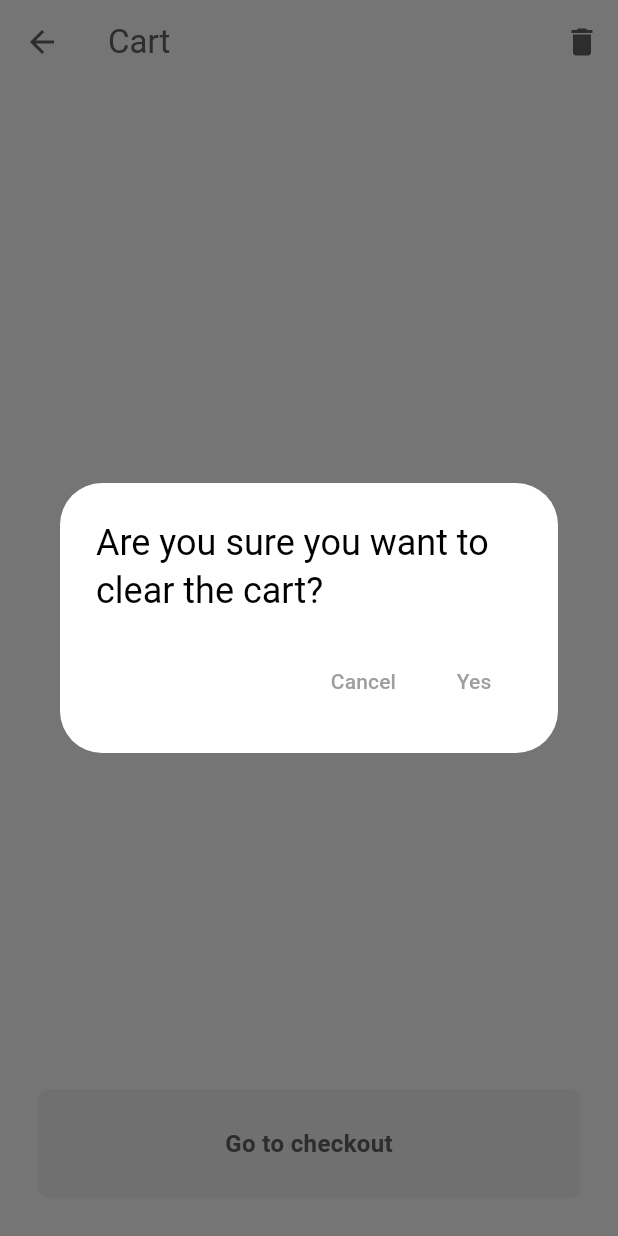
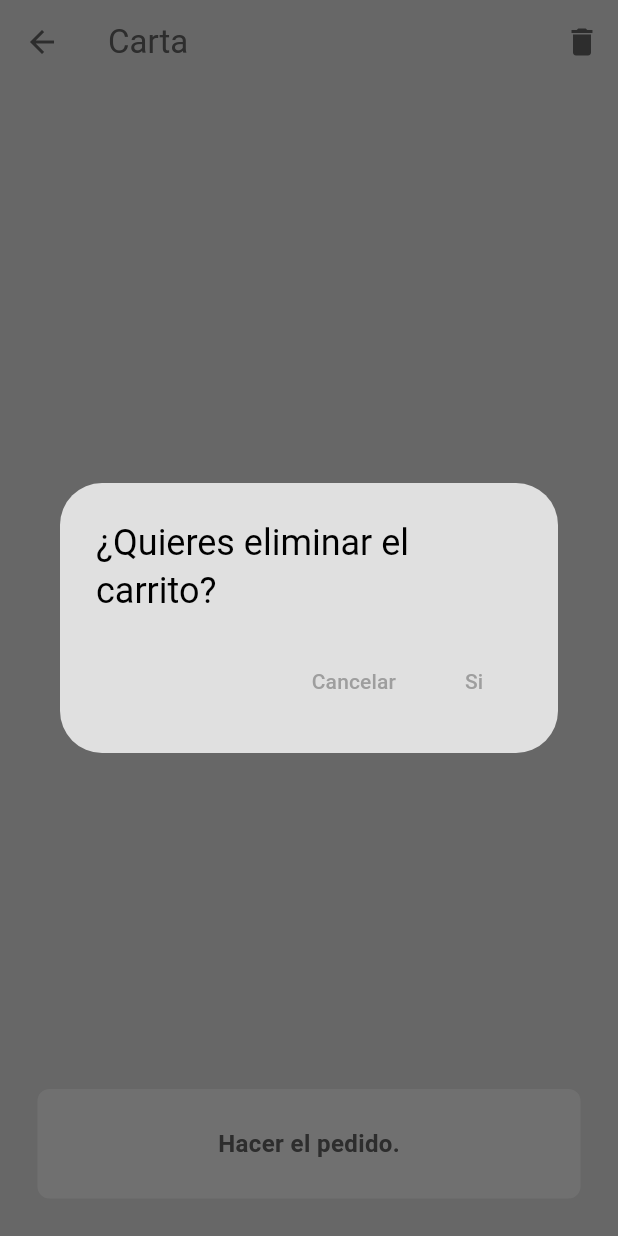
Before and after one commit to Antoniiocg7/order_it, a Flutter app: the CartPage screen opened directly, after a tap on the "delete" icon, on a phone screen of 412 x 824 dp. Run offline on Flutter 3.47's test engine with Material 3 defaults, Android fonts, the phone set to English and light mode, and no system bars; our stand-ins replace flutter_credit_card, supabase_flutter; accounts and stored records are empty.

Commit message:
Cambios de nombre y traduccion

```diff
--- a/lib/components/my_cart_tile.dart
+++ b/lib/components/my_cart_tile.dart
@@ -1,7 +1,5 @@
 
-import 'package:flutter/cupertino.dart';
 import 'package:flutter/material.dart';
-import 'package:flutter/widgets.dart';
 import 'package:order_it/components/my_quantity_selector.dart';
 import 'package:order_it/models/cart_item.dart';
 import 'package:order_it/models/restaurant.dart';
--- a/lib/components/my_drawer.dart
+++ b/lib/components/my_drawer.dart
@@ -9,7 +9,7 @@ class MyDrawer extends StatelessWidget {
   @override
   Widget build(BuildContext context) {
     return Drawer(
-      backgroundColor: Theme.of(context).colorScheme.background,
+      backgroundColor: Theme.of(context).colorScheme.surface,
       child: Column(
         children: [
           // APP LOGO
--- a/lib/components/my_quantity_selector.dart
+++ b/lib/components/my_quantity_selector.dart
@@ -21,7 +21,7 @@ class QuantitySelector extends StatelessWidget {
   Widget build(BuildContext context) {
     return Container(
       decoration: BoxDecoration(
-        color: Theme.of(context).colorScheme.background,
+        color: Theme.of(context).colorScheme.surface,
         borderRadius: BorderRadius.circular( 50 ),
       ),
       padding: const EdgeInsets.all( 8 ),
--- a/lib/components/my_sliver_app_bar.dart
+++ b/lib/components/my_sliver_app_bar.dart
@@ -34,7 +34,7 @@ class MySliverAppBar extends StatelessWidget {
           },
         )
       ],
-      backgroundColor: Theme.of(context).colorScheme.background,
+      backgroundColor: Theme.of(context).colorScheme.surface,
       foregroundColor: Theme.of(context).colorScheme.inversePrimary,
       title: const Text("Sunset Dinner"),
       flexibleSpace: FlexibleSpaceBar(
--- a/lib/models/restaurant.dart
+++ b/lib/models/restaurant.dart
@@ -10,7 +10,7 @@ class Restaurant extends ChangeNotifier{
 
     // BURGUERS
     Food(
-      name: "Classic Cheeseburguer",
+      name: "La clasica.",
       description: "Una jugosa ternera madurada con extra de queso",
       imagePath: "lib/images/dishes/classic_burguer.jpeg",
       price: 0.99,
@@ -22,7 +22,7 @@ class Restaurant extends ChangeNotifier{
       ]
     ),
     Food(
-      name: "Vegan Burguer",
+      name: "La vegana.",
       description: "Una suculenta hamburguesa vegana",
       imagePath: "lib/images/dishes/vegan_burguer.jpg", // Rellena la ruta de la imagen aquí
       price: 8.99,
@@ -46,7 +46,7 @@ class Restaurant extends ChangeNotifier{
       ]
     ),
     Food(
-      name: "BBQ Ranch Burger",
+      name: "BBQ Burger",
       description: "Una deliciosa hamburguesa con salsa BBQ, queso cheddar y aderezo ranchero",
       imagePath: "lib/images/dishes/bbq_burguer.jpeg", // Rellena la ruta de la imagen aquí
       price: 9.99,
@@ -73,7 +73,7 @@ class Restaurant extends ChangeNotifier{
 
     // SALADS
     Food(
-      name: "Caesar Salad",
+      name: "Ensalada Cesar",
       description: "Fresca lechuga romana con aderezo Caesar y crutones",
       imagePath: "lib/images/salads/caesar_salad.jpeg", // Rellena la ruta de la imagen aquí
       price: 6.99,
@@ -85,7 +85,7 @@ class Restaurant extends ChangeNotifier{
       ]
     ),
     Food(
-      name: "Caprese Salad",
+      name: "Caprese Ensalada",
       description: "Ensalada fresca con tomates, mozzarella de búfala y albahaca",
       imagePath: "lib/images/salads/normal_salad.jpeg", // Rellena la ruta de la imagen aquí
       price: 9.49,
@@ -109,7 +109,7 @@ class Restaurant extends ChangeNotifier{
       ]
     ),
     Food(
-      name: "Asian Sesame Salad",
+      name: "Ensalada Asiatica",
       description: "Ensalada fresca con pollo a la parrilla, fideos de arroz crujientes y aderezo de sésamo",
       imagePath: "lib/images/salads/ensalada2.png", // Rellena la ruta de la imagen aquí
       price: 10.49,
@@ -121,7 +121,7 @@ class Restaurant extends ChangeNotifier{
       ]
     ),
     Food(
-      name: "Quinoa Salad",
+      name: "Quinoa Ensalada",
       description: "Ensalada nutritiva de quinoa con vegetales frescos y vinagreta de limón",
       imagePath: "lib/images/salads/ensalada3.jpeg", // Rellena la ruta de la imagen aquí
       price: 8.99,
@@ -275,7 +275,7 @@ class Restaurant extends ChangeNotifier{
       ]
     ),
     Food(
-      name: "Cheesecake",
+      name: "Tarta de queso",
       description: "Delicioso pastel de queso con salsa de frutos rojos",
       imagePath: "lib/images/desserts/cheese_cake.jpeg", // Rellena la ruta de la imagen aquí
       price: 7.99,
@@ -287,7 +287,7 @@ class Restaurant extends ChangeNotifier{
       ]
     ),
     Food(
-      name: "MilkShake",
+      name: "",
       description: "Batido de leche vainilla y plátano",
       imagePath: "lib/images/desserts/milkshakes.jpeg", // Rellena la ruta de la imagen aquí
       price: 6.99,
--- a/lib/pages/cart_page.dart
+++ b/lib/pages/cart_page.dart
@@ -1,5 +1,4 @@
 import 'package:flutter/material.dart';
-import 'package:flutter/widgets.dart';
 import 'package:order_it/components/my_button.dart';
 import 'package:order_it/components/my_cart_tile.dart';
 import 'package:order_it/models/restaurant.dart';
@@ -20,7 +19,7 @@ class CartPage extends StatelessWidget {
         // SCAFFOLD UI
         return Scaffold(
           appBar: AppBar(
-            title: const Text("Cart"),
+            title: const Text("Carta"),
             backgroundColor: Colors.transparent,
             foregroundColor: Theme.of(context).colorScheme.inversePrimary,
             actions: [
@@ -31,17 +30,17 @@ class CartPage extends StatelessWidget {
                   showDialog(
                     context: context,
                     builder: (context) => AlertDialog(
-                      title: const Text("Are you sure you want to clear the cart?"),
+                      title: const Text("¿Quieres eliminar el carrito?"),
                       actions: [
                         // CANCEL BUTTON
                         TextButton(
-                          child: const Text("Cancel"),
+                          child: const Text("Cancelar"),
                           onPressed: () => Navigator.pop(context)
                         ),
 
                         // ACCEPT BUTTON
                         TextButton(
-                          child: const Text("Yes"),
+                          child: const Text("Si"),
                           onPressed: () {
                             Navigator.pop(context);
                             restaurant.clearCart();
@@ -62,7 +61,7 @@ class CartPage extends StatelessWidget {
                 child: Column(
                   children: [
                     (userCart.isEmpty)
-                    ? const Expanded(child: Center(child: Text("Cart is empty...")))
+                    ? const Expanded(child: Center(child: Text("El carrito está vacío.")))
                     : Expanded(
                       child: ListView.builder(
                         itemCount: userCart.length,
@@ -85,7 +84,7 @@ class CartPage extends StatelessWidget {
               // BUTTON TO PAY
               MyButton(
                 onTap: () => Navigator.push(context, MaterialPageRoute(builder: (context) => const PaymentPage())),
-                text: "Go to checkout"
+                text: "Hacer el pedido."
               ),
 
               const SizedBox( height: 25 )
--- a/lib/pages/food_page.dart
+++ b/lib/pages/food_page.dart
@@ -1,5 +1,4 @@
 import 'package:flutter/material.dart';
-import 'package:flutter/widgets.dart';
 import 'package:order_it/components/my_button.dart';
 import 'package:order_it/models/food.dart';
 import 'package:order_it/models/restaurant.dart';
@@ -151,7 +150,7 @@ class _FoodPageState extends State<FoodPage> {
 
                 // BUTTON -> ADD TO CART
                 MyButton(
-                  text: "Add to cart",
+                  text: "Añadir al carrito",
                   onTap: () => addToCart(widget.food, widget.selectedAddons),
                 ),
 
--- a/lib/pages/settings_page.dart
+++ b/lib/pages/settings_page.dart
@@ -11,9 +11,9 @@ class SettingsPage extends StatelessWidget {
     return Scaffold(
       appBar: AppBar(
         title: const Text("Settings"),
-        backgroundColor: Theme.of(context).colorScheme.background,
+        backgroundColor: Theme.of(context).colorScheme.surface,
       ),
-      backgroundColor: Theme.of(context).colorScheme.background,
+      backgroundColor: Theme.of(context).colorScheme.surface,
       body: Column(
         children: [
           Container(
@@ -28,7 +28,7 @@ class SettingsPage extends StatelessWidget {
               children: [
                 // DARK MODE
                 Text(
-                  "Dark Mode",
+                  "Tema Oscuro",
                   style: TextStyle(
                     fontWeight: FontWeight.bold,
                     color: Theme.of(context).colorScheme.inversePrimary
--- a/lib/themes/dark_theme.dart
+++ b/lib/themes/dark_theme.dart
@@ -2,7 +2,7 @@ import 'package:flutter/material.dart';
 
 ThemeData darkMode = ThemeData(
   colorScheme: ColorScheme.dark(
-    background: const Color.fromARGB(255, 20, 20, 20),
+    surface: const Color.fromARGB(255, 20, 20, 20),
     primary: const Color.fromARGB(255, 122, 122, 122),
     secondary: const Color.fromARGB(255, 30, 30, 30),
     tertiary: const Color.fromARGB(255, 47, 47, 47),
--- a/lib/themes/light_theme.dart
+++ b/lib/themes/light_theme.dart
@@ -2,7 +2,7 @@ import 'package:flutter/material.dart';
 
 ThemeData lightMode = ThemeData(
   colorScheme: ColorScheme.light(
-    background: Colors.grey.shade300,
+    surface: Colors.grey.shade300,
     primary: Colors.grey.shade500,
     secondary: Colors.grey.shade100,
     tertiary: Colors.white,
```
Also changed, not shown: lib/pages/delivery_progress_page.dart (+4 -4 lines), lib/pages/login_page.dart (+4 -5 lines), lib/pages/payment_page.dart (+8 -9 lines), lib/pages/register_page.dart (+5 -5 lines), pubspec.lock.
